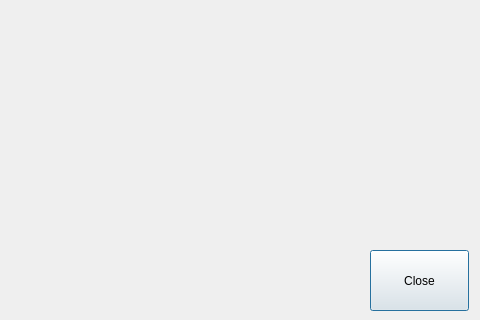
fredericabry/raspiloop, file dialog_keylist.ui: the form before one commit; both pictures show x 280 to 760 and y 120 to 440 of the 760 by 440 pixel window.
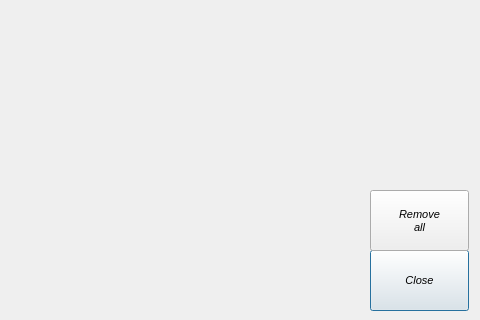
The form after the commit.

```diff
--- a/dialog_keylist.ui
+++ b/dialog_keylist.ui
@@ -24,7 +24,8 @@
    </property>
    <property name="font">
     <font>
-     <pointsize>9</pointsize>
+     <pointsize>8</pointsize>
+     <italic>true</italic>
     </font>
    </property>
    <property name="styleSheet">
@@ -34,6 +35,29 @@
     <string>Close</string>
    </property>
   </widget>
+  <widget class="QPushButton" name="bRemove">
+   <property name="geometry">
+    <rect>
+     <x>650</x>
+     <y>310</y>
+     <width>99</width>
+     <height>61</height>
+    </rect>
+   </property>
+   <property name="font">
+    <font>
+     <pointsize>8</pointsize>
+     <italic>true</italic>
+    </font>
+   </property>
+   <property name="styleSheet">
+    <string notr="true"/>
+   </property>
+   <property name="text">
+    <string>Remove
+all</string>
+   </property>
+  </widget>
  </widget>
  <resources/>
  <connections/>
```
